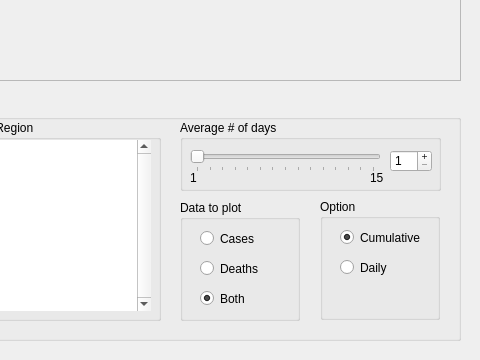
First picture: the form in proyecto-final-a-lfbermeo-main/gui/MainWindow.ui, repository Scoowy/PythonLuisa, before the edit; both pictures show x 320 to 800 and y 340 to 700 of the 800 by 700 pixel window.
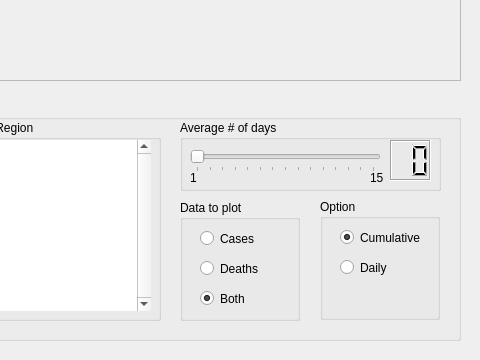
Second picture: the form after the edit.

Commit message: Replace SpinBox with LcdDisplay

```diff
--- a/proyecto-final-a-lfbermeo-main/gui/MainWindow.ui
+++ b/proyecto-final-a-lfbermeo-main/gui/MainWindow.ui
@@ -287,38 +287,23 @@
        <set>Qt::AlignLeading|Qt::AlignLeft|Qt::AlignVCenter</set>
       </property>
      </widget>
-     <widget class="QSpinBox" name="spbRange">
+     <widget class="QLCDNumber" name="lcdRange">
       <property name="geometry">
        <rect>
         <x>210</x>
-        <y>30</y>
-        <width>42</width>
-        <height>22</height>
+        <y>20</y>
+        <width>41</width>
+        <height>41</height>
        </rect>
       </property>
-      <property name="cursor">
-       <cursorShape>PointingHandCursor</cursorShape>
+      <property name="frameShape">
+       <enum>QFrame::Box</enum>
       </property>
-      <property name="readOnly">
-       <bool>false</bool>
+      <property name="frameShadow">
+       <enum>QFrame::Sunken</enum>
       </property>
-      <property name="buttonSymbols">
-       <enum>QAbstractSpinBox::PlusMinus</enum>
-      </property>
-      <property name="correctionMode">
-       <enum>QAbstractSpinBox::CorrectToNearestValue</enum>
-      </property>
-      <property name="keyboardTracking">
-       <bool>false</bool>
-      </property>
-      <property name="minimum">
-       <number>1</number>
-      </property>
-      <property name="maximum">
-       <number>15</number>
-      </property>
-      <property name="singleStep">
-       <number>1</number>
+      <property name="digitCount">
+       <number>2</number>
       </property>
      </widget>
     </widget>
```
